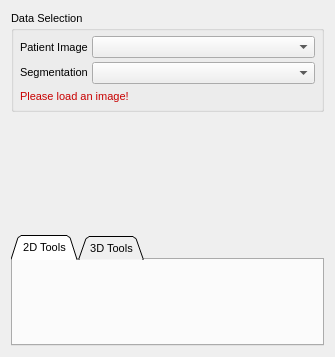
The window that Plugins/org.mitk.gui.qt.segmentation/src/internal/QmitkSegmentationControls.ui (MITK/MITK) describes before a commit, drawn with Qt 5.
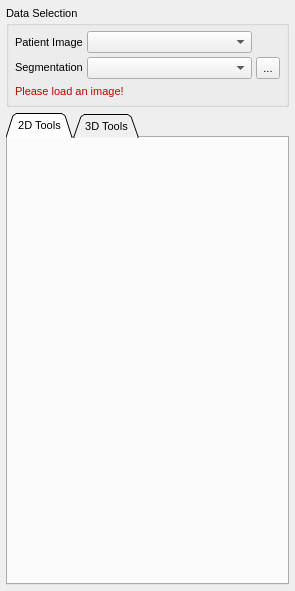
The same window after the commit. Icons and pictures are not drawn. Custom widgets are drawn as their Qt base class.

Commit message: replaed original segmentation plugin

```diff
--- a/Plugins/org.mitk.gui.qt.segmentation/src/internal/QmitkSegmentationControls.ui
+++ b/Plugins/org.mitk.gui.qt.segmentation/src/internal/QmitkSegmentationControls.ui
@@ -6,8 +6,8 @@
    <rect>
     <x>0</x>
     <y>0</y>
-    <width>335</width>
-    <height>357</height>
+    <width>295</width>
+    <height>591</height>
    </rect>
   </property>
   <property name="sizePolicy">
@@ -36,7 +36,13 @@
   <property name="windowTitle">
    <string>QmitkSegmentation</string>
   </property>
-  <layout class="QVBoxLayout" name="verticalLayout_4">
+  <layout class="QVBoxLayout" name="verticalLayout_6">
+   <property name="sizeConstraint">
+    <enum>QLayout::SetMinimumSize</enum>
+   </property>
+   <property name="margin">
+    <number>6</number>
+   </property>
    <item>
     <widget class="QGroupBox" name="groupBox">
      <property name="sizePolicy">
@@ -53,7 +59,7 @@
        <number>6</number>
       </property>
       <item>
-       <layout class="QGridLayout" name="gridLayout_2" columnstretch="0,0">
+       <layout class="QGridLayout" name="gridLayout_2" columnstretch="0,0,0">
         <property name="sizeConstraint">
          <enum>QLayout::SetMinimumSize</enum>
         </property>
@@ -86,6 +92,26 @@
           </property>
          </widget>
         </item>
+        <item row="1" column="2">
+         <widget class="QToolButton" name="btnNewSegmentation">
+          <property name="sizePolicy">
+           <sizepolicy hsizetype="Maximum" vsizetype="Minimum">
+            <horstretch>0</horstretch>
+            <verstretch>0</verstretch>
+           </sizepolicy>
+          </property>
+          <property name="toolTip">
+           <string>Create a new segmentation</string>
+          </property>
+          <property name="text">
+           <string>...</string>
+          </property>
+          <property name="icon">
+           <iconset resource="../../resources/segmentation.qrc">
+            <normaloff>:/segmentation/btnNew.png</normaloff>:/segmentation/btnNew.png</iconset>
+          </property>
+         </widget>
+        </item>
         <item row="1" column="1">
          <widget class="QmitkDataStorageComboBox" name="m_cbWorkingNodeSelector">
           <property name="sizePolicy">
@@ -216,14 +242,14 @@
         <property name="text">
          <string>Please load an image!</string>
         </property>
+        <property name="wordWrap">
+         <bool>true</bool>
+        </property>
        </widget>
       </item>
      </layout>
     </widget>
    </item>
-   <item>
-    <widget class="QmitkLabelSetWidget" name="m_LabelSetWidget" native="true"/>
-   </item>
    <item>
     <widget class="QTabWidget" name="tabWidgetSegmentationTools">
      <property name="sizePolicy">
@@ -417,12 +443,6 @@
    <extends>QWidget</extends>
    <header location="global">QmitkToolGUIArea.h</header>
   </customwidget>
-  <customwidget>
-   <class>QmitkLabelSetWidget</class>
-   <extends>QWidget</extends>
-   <header location="global">internal/Common/QmitkLabelSetWidget.h</header>
-   <container>1</container>
-  </customwidget>
  </customwidgets>
  <includes>
   <include location="global">QmitkToolReferenceDataSelectionBox.h</include>
```
Left out of the diff: 5 changed lines with no effect on the pictures. The commit also changes 24 other files.
